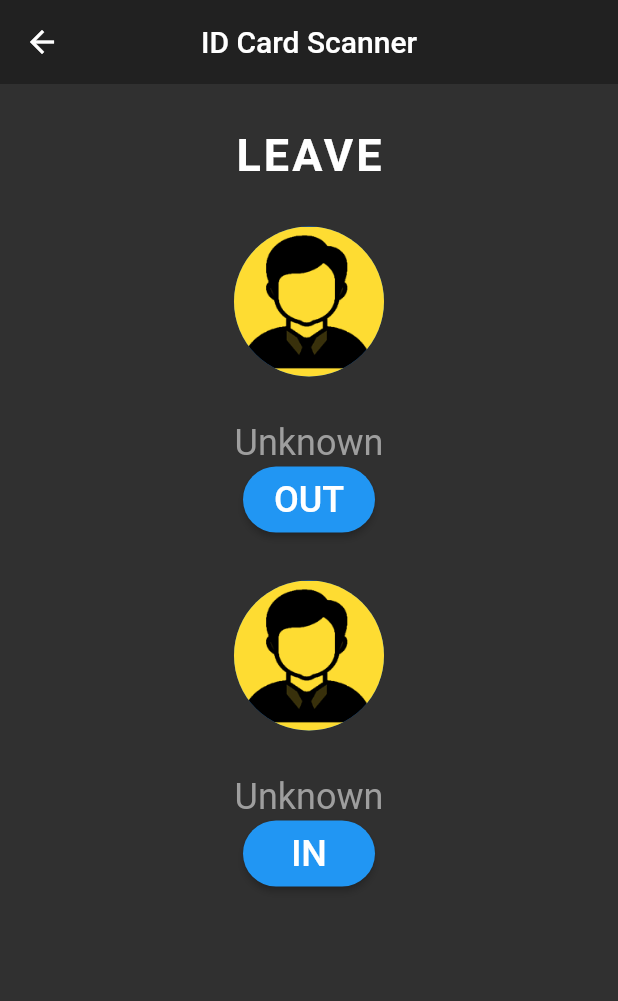
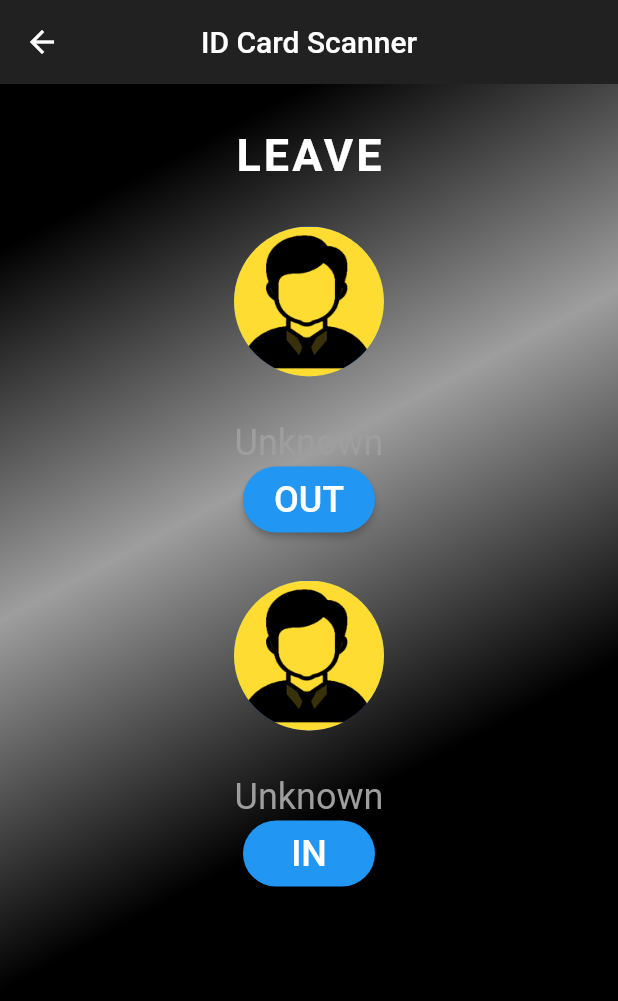
Before and after one commit to jillellamudisurya/ID-Card-Scanner, a Flutter app: the screen it shows once a user with an empty profile is signed in, after a tap on "Leave", on a phone screen of 412 x 824 dp. Shown: the top 1001 px of the screen. Run offline on Flutter 3.47's test engine with Material 2 defaults, Android fonts, the light colour scheme and no system bars; our stand-ins replace firebase_auth; missing offline and left inert: flutter_barcode_scanner; accounts and stored records are empty.

Commit message:
new commit

```diff
--- a/lib/main.dart
+++ b/lib/main.dart
@@ -11,6 +11,7 @@ class MyApp extends StatelessWidget {
     return StreamProvider<String>.value(
       value: AuthService().user,
       child: MaterialApp(
+        debugShowCheckedModeBanner: false,
         home: Wrapper(),
       ),
     );
--- a/lib/outing_leave.dart
+++ b/lib/outing_leave.dart
@@ -124,7 +124,7 @@ class _LeaveState extends State<Leave> {
   @override
   Widget build(BuildContext context) {
     return Scaffold(
-      backgroundColor: Colors.grey[850],
+      //backgroundColor: Colors.grey[850],
       appBar: AppBar(
         title: Text('ID Card Scanner'),
         backgroundColor: Colors.grey[900],
@@ -132,7 +132,18 @@ class _LeaveState extends State<Leave> {
         elevation: 0.0,
       ),
 
-      body: Column(
+      body: Container(
+        decoration: BoxDecoration(
+          gradient: LinearGradient(
+            begin: Alignment.topCenter,
+            colors: [
+              Colors.black,
+              Colors.grey,
+              Colors.black
+            ]
+          )
+        ),
+        child: Column(
           children: [
             SizedBox(height: 30),
             Center(
@@ -193,6 +204,7 @@ class _LeaveState extends State<Leave> {
             )
           ],
         ),
+      ),
     );
   }
   Future<void> scanBarcode() async {
```
Lines whose indentation alone changed are shown as unchanged.
